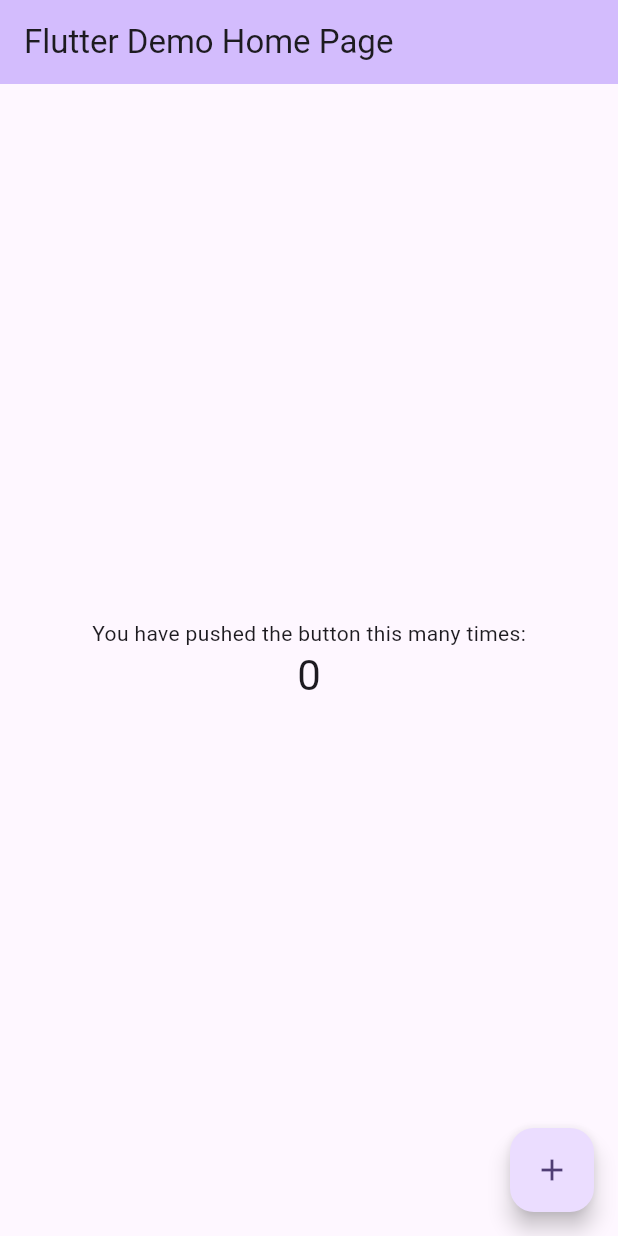
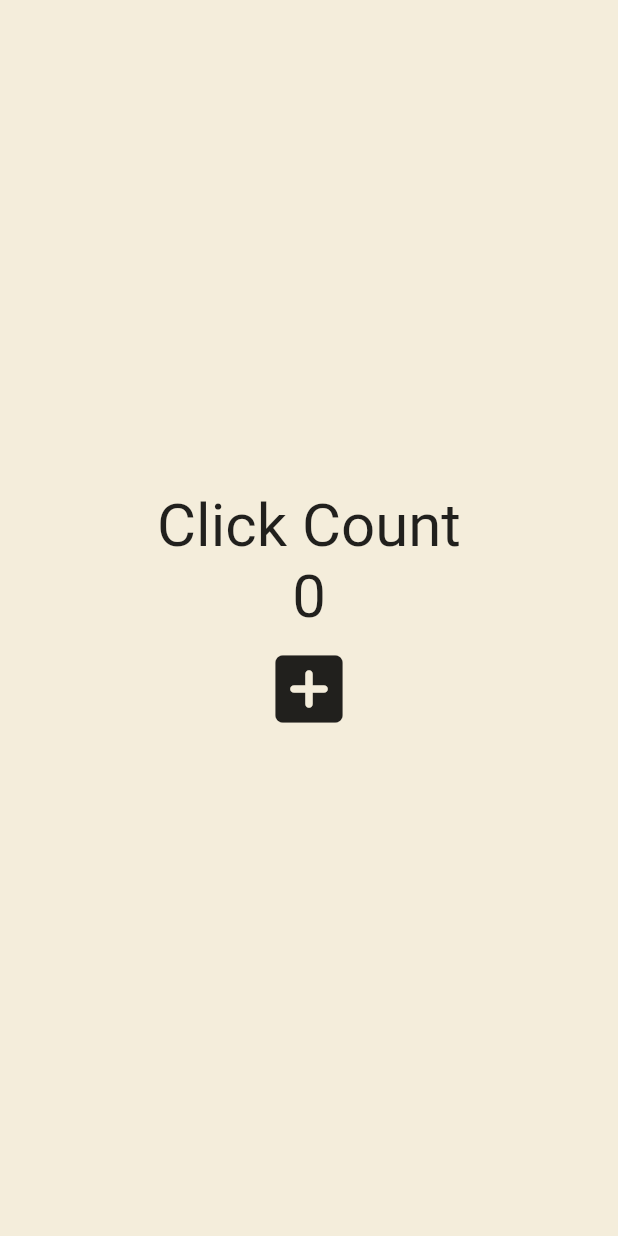
Before and after one commit to lunamundus/flutter_statefulwidget_practice, a Flutter app: the screen it shows after launch, on a phone screen of 412 x 824 dp. Run offline on Flutter 3.47's test engine with Material 2 defaults, Android fonts, the phone set to English and light mode, and no system bars.

Commit message:
study : 231018 How to create stateful widget and how to use setState function for refreshing UI

```diff
--- a/lib/main.dart
+++ b/lib/main.dart
@@ -1,125 +1,55 @@
 import 'package:flutter/material.dart';
 
 void main() {
-  runApp(const MyApp());
+  runApp(const App());
 }
 
-class MyApp extends StatelessWidget {
-  const MyApp({super.key});
+class App extends StatefulWidget {
+  const App({super.key});
 
-  // This widget is the root of your application.
   @override
-  Widget build(BuildContext context) {
-    return MaterialApp(
-      title: 'Flutter Demo',
-      theme: ThemeData(
-        // This is the theme of your application.
-        //
-        // TRY THIS: Try running your application with "flutter run". You'll see
-        // the application has a blue toolbar. Then, without quitting the app,
-        // try changing the seedColor in the colorScheme below to Colors.green
-        // and then invoke "hot reload" (save your changes or press the "hot
-        // reload" button in a Flutter-supported IDE, or press "r" if you used
-        // the command line to start the app).
-        //
-        // Notice that the counter didn't reset back to zero; the application
-        // state is not lost during the reload. To reset the state, use hot
-        // restart instead.
-        //
-        // This works for code too, not just values: Most code changes can be
-        // tested with just a hot reload.
-        colorScheme: ColorScheme.fromSeed(seedColor: Colors.deepPurple),
-        useMaterial3: true,
-      ),
-      home: const MyHomePage(title: 'Flutter Demo Home Page'),
-    );
-  }
+  State<App> createState() => _AppState();
 }
 
-class MyHomePage extends StatefulWidget {
-  const MyHomePage({super.key, required this.title});
+class _AppState extends State<App> {
+  int counter = 0;
 
-  // This widget is the home page of your application. It is stateful, meaning
-  // that it has a State object (defined below) that contains fields that affect
-  // how it looks.
-
-  // This class is the configuration for the state. It holds the values (in this
-  // case the title) provided by the parent (in this case the App widget) and
-  // used by the build method of the State. Fields in a Widget subclass are
-  // always marked "final".
-
-  final String title;
-
-  @override
-  State<MyHomePage> createState() => _MyHomePageState();
-}
-
-class _MyHomePageState extends State<MyHomePage> {
-  int _counter = 0;
-
-  void _incrementCounter() {
+  void onClicked() {
     setState(() {
-      // This call to setState tells the Flutter framework that something has
-      // changed in this State, which causes it to rerun the build method below
-      // so that the display can reflect the updated values. If we changed
-      // _counter without calling setState(), then the build method would not be
-      // called again, and so nothing would appear to happen.
-      _counter++;
+      counter = counter + 1;
     });
   }
 
   @override
   Widget build(BuildContext context) {
-    // This method is rerun every time setState is called, for instance as done
-    // by the _incrementCounter method above.
-    //
-    // The Flutter framework has been optimized to make rerunning build methods
-    // fast, so that you can just rebuild anything that needs updating rather
-    // than having to individually change instances of widgets.
-    return Scaffold(
-      appBar: AppBar(
-        // TRY THIS: Try changing the color here to a specific color (to
-        // Colors.amber, perhaps?) and trigger a hot reload to see the AppBar
-        // change color while the other colors stay the same.
-        backgroundColor: Theme.of(context).colorScheme.inversePrimary,
-        // Here we take the value from the MyHomePage object that was created by
-        // the App.build method, and use it to set our appbar title.
-        title: Text(widget.title),
-      ),
-      body: Center(
-        // Center is a layout widget. It takes a single child and positions it
-        // in the middle of the parent.
-        child: Column(
-          // Column is also a layout widget. It takes a list of children and
-          // arranges them vertically. By default, it sizes itself to fit its
-          // children horizontally, and tries to be as tall as its parent.
-          //
-          // Column has various properties to control how it sizes itself and
-          // how it positions its children. Here we use mainAxisAlignment to
-          // center the children vertically; the main axis here is the vertical
-          // axis because Columns are vertical (the cross axis would be
-          // horizontal).
-          //
-          // TRY THIS: Invoke "debug painting" (choose the "Toggle Debug Paint"
-          // action in the IDE, or press "p" in the console), to see the
-          // wireframe for each widget.
-          mainAxisAlignment: MainAxisAlignment.center,
-          children: <Widget>[
-            const Text(
-              'You have pushed the button this many times:',
-            ),
-            Text(
-              '$_counter',
-              style: Theme.of(context).textTheme.headlineMedium,
-            ),
-          ],
+    return MaterialApp(
+      home: Scaffold(
+        backgroundColor: const Color(0xFFF4EDDB),
+        body: Center(
+          child: Column(
+            mainAxisAlignment: MainAxisAlignment.center,
+            children: [
+              const Text(
+                'Click Count',
+                style: TextStyle(
+                  fontSize: 40,
+                ),
+              ),
+              Text(
+                '$counter',
+                style: const TextStyle(
+                  fontSize: 40,
+                ),
+              ),
+              IconButton(
+                iconSize: 60,
+                onPressed: onClicked,
+                icon: const Icon(Icons.add_box_rounded),
+              )
+            ],
+          ),
         ),
       ),
-      floatingActionButton: FloatingActionButton(
-        onPressed: _incrementCounter,
-        tooltip: 'Increment',
-        child: const Icon(Icons.add),
-      ), // This trailing comma makes auto-formatting nicer for build methods.
     );
   }
 }
```
Also changed, not shown: 1 other file.
